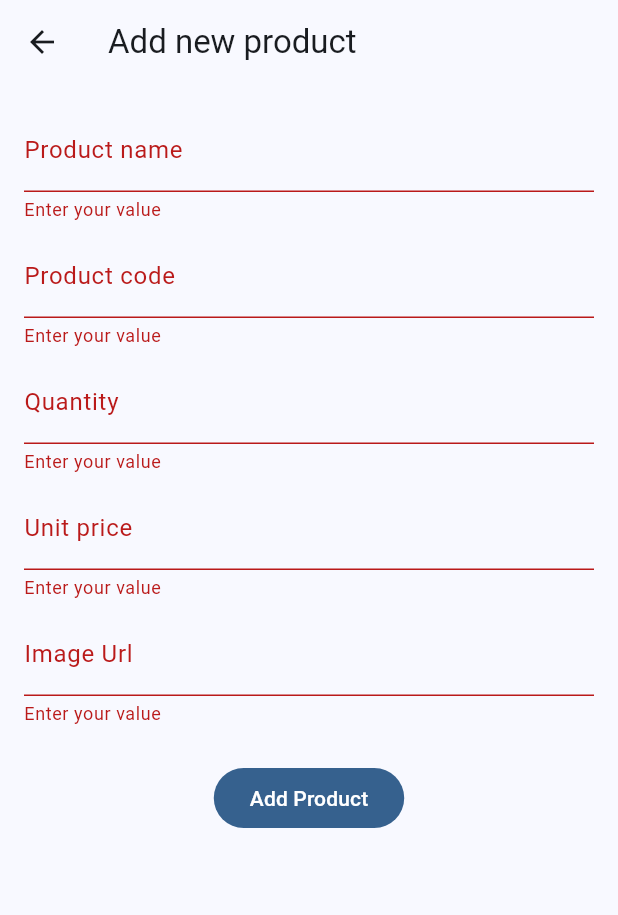
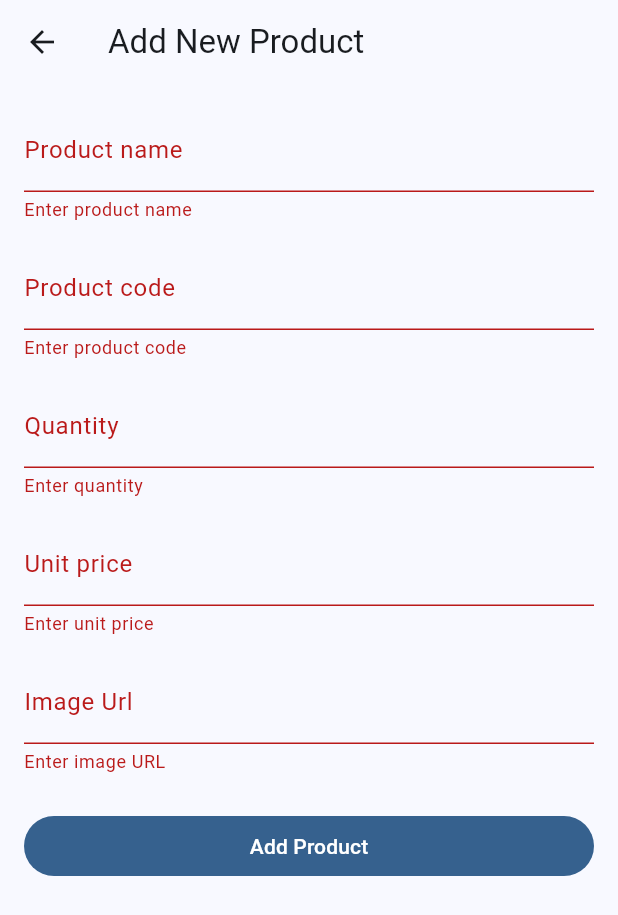
Before and after one commit to Nazib017/Crud-API, a Flutter app: the AddNewProductScreen screen opened directly, after a tap on "Add Product", on a phone screen of 412 x 824 dp. Shown: the top 915 px of the screen. Run offline on Flutter 3.47's test engine with Material 3 defaults, Android fonts, the phone set to English and light mode, and no system bars; network calls fail.

Commit message:
crud updated(3)

```diff
--- a/lib/screens/add_new_product_screen.dart
+++ b/lib/screens/add_new_product_screen.dart
@@ -1,7 +1,8 @@
 import 'dart:convert';
-
 import 'package:flutter/material.dart';
-import 'package:http/http.dart';
+import 'package:http/http.dart' as http;
+// I'm assuming your custom snackbar is in this file.
+// If not, replace it with ScaffoldMessenger.of(context).showSnackBar(...)
 import 'package:crud_api/widgets/snackbar_message.dart';
 
 class AddNewProductScreen extends StatefulWidget {
@@ -23,95 +24,103 @@ class _AddNewProductScreenState extends State<AddNewProductScreen> {
   @override
   Widget build(BuildContext context) {
     return Scaffold(
-      appBar: AppBar(title: Text('Add new product')),
+      appBar: AppBar(title: const Text('Add New Product')),
       body: SingleChildScrollView(
         child: Form(
           key: _formKey,
           child: Padding(
             padding: const EdgeInsets.all(16),
             child: Column(
-              spacing: 8,
               children: [
                 TextFormField(
                   controller: _nameTEController,
                   textInputAction: TextInputAction.next,
-                  decoration: InputDecoration(
+                  decoration: const InputDecoration(
                     hintText: 'Product name',
                     labelText: 'Product name',
                   ),
                   validator: (String? value) {
                     if (value?.trim().isEmpty ?? true) {
-                      return 'Enter your value';
+                      return 'Enter product name';
                     }
                     return null;
                   },
                 ),
+                const SizedBox(height: 16),
                 TextFormField(
                   controller: _codeTEController,
+                  keyboardType: TextInputType.text, // Product codes can be alphanumeric
                   textInputAction: TextInputAction.next,
-                  decoration: InputDecoration(
+                  decoration: const InputDecoration(
                     hintText: 'Product code',
                     labelText: 'Product code',
                   ),
                   validator: (String? value) {
                     if (value?.trim().isEmpty ?? true) {
-                      return 'Enter your value';
+                      return 'Enter product code';
                     }
                     return null;
                   },
                 ),
+                const SizedBox(height: 16),
                 TextFormField(
                   controller: _quantityTEController,
                   keyboardType: TextInputType.number,
                   textInputAction: TextInputAction.next,
-                  decoration: InputDecoration(
+                  decoration: const InputDecoration(
                     hintText: 'Quantity',
                     labelText: 'Quantity',
                   ),
                   validator: (String? value) {
                     if (value?.trim().isEmpty ?? true) {
-                      return 'Enter your value';
+                      return 'Enter quantity';
                     }
                     return null;
                   },
                 ),
+                const SizedBox(height: 16),
                 TextFormField(
                   controller: _priceTEController,
                   textInputAction: TextInputAction.next,
                   keyboardType: TextInputType.number,
-                  decoration: InputDecoration(
+                  decoration: const InputDecoration(
                     hintText: 'Unit price',
                     labelText: 'Unit price',
                   ),
                   validator: (String? value) {
                     if (value?.trim().isEmpty ?? true) {
-                      return 'Enter your value';
+                      return 'Enter unit price';
                     }
                     return null;
                   },
                 ),
+                const SizedBox(height: 16),
                 TextFormField(
                   controller: _imageUrlTEController,
-                  decoration: InputDecoration(
+                  textInputAction: TextInputAction.done,
+                  decoration: const InputDecoration(
                     hintText: 'Image Url',
                     labelText: 'Image Url',
                   ),
                   validator: (String? value) {
                     if (value?.trim().isEmpty ?? true) {
-                      return 'Enter your value';
+                      return 'Enter image URL';
                     }
                     return null;
                   },
                 ),
-                const SizedBox(height: 8),
-                Visibility(
+                const SizedBox(height: 24),
+                SizedBox(
+                  width: double.infinity,
+                  child: Visibility(
                     visible: _addProductInProgress == false,
-                  replacement: Center(
+                    replacement: const Center(
                       child: CircularProgressIndicator(),
                     ),
                     child: FilledButton(
                       onPressed: _onTapAddProductButton,
-                    child: Text('Add Product'),
+                      child: const Text('Add Product'),
+                    ),
                   ),
                 ),
               ],
@@ -123,50 +132,62 @@ class _AddNewProductScreenState extends State<AddNewProductScreen> {
   }
 
   Future<void> _onTapAddProductButton() async {
-    if (_formKey.currentState!.validate() == false) {
+    if (!_formKey.currentState!.validate()) {
       return;
     }
 
+    setState(() {
       _addProductInProgress = true;
-    setState(() {});
-    // Prepare URI to request
-    Uri uri = Uri.parse('http://35.73.30.144:2008/api/v1/CreateProduct');
-    // Prepare data
-    int totalPrice = int.parse(_priceTEController.text) *
-        int.parse(_quantityTEController.text);
+    });
+
+    try {
+      // Safely parse numbers to prevent crashes
+      final int quantity = int.tryParse(_quantityTEController.text.trim()) ?? 0;
+      final int unitPrice = int.tryParse(_priceTEController.text.trim()) ?? 0;
+
       Map<String, dynamic> requestBody = {
         "ProductName": _nameTEController.text.trim(),
-      "ProductCode": int.parse(_codeTEController.text.trim()),
+        "ProductCode": _codeTEController.text.trim(), // Keep as string if it can have letters
         "Img": _imageUrlTEController.text.trim(),
-      "Qty":  int.parse(_quantityTEController.text.trim()),
-      "UnitPrice":  int.parse(_priceTEController.text.trim()),
-      "TotalPrice": totalPrice
+        "Qty": quantity,
+        "UnitPrice": unitPrice,
+        "TotalPrice": quantity * unitPrice
       };
-    // Request with data
-    Response response = await post(
+
+      Uri uri = Uri.parse('http://35.73.30.144:2008/api/v1/CreateProduct');
+      final http.Response response = await http.post(
         uri,
-      headers: {
-        'Content-Type': 'application/json'
-      },
+        headers: {'Content-Type': 'application/json'},
         body: jsonEncode(requestBody),
       );
-    print(response.statusCode);
-    print(response.body);
+
+
+      if (!mounted) return;
 
       if (response.statusCode == 200) {
         final decodedJson = jsonDecode(response.body);
         if (decodedJson['status'] == 'success') {
           _clearTextFields();
-        showSnackBarMessage(context, 'Product created successfully');
+          showSnackBarMessage(context, 'Product created successfully!');
+
         } else {
-        String errorMessage = decodedJson['data'];
+          showSnackBarMessage(context, decodedJson['data'] ?? 'Failed to create product.');
+        }
+      } else {
 
-        showSnackBarMessage(context, errorMessage);
+        showSnackBarMessage(context, 'Error: Could not add product. Status code: ${response.statusCode}');
       }
+    } catch (e) {
+
+      if (mounted) {
+        showSnackBarMessage(context, 'An error occurred: $e');
       }
+    } finally {
 
+      setState(() {
         _addProductInProgress = false;
-    setState(() {});
+      });
+    }
   }
 
   void _clearTextFields() {
```
Lines whose indentation alone changed are shown as unchanged.
